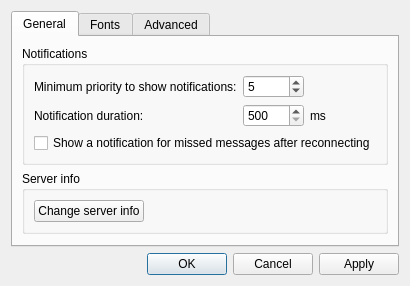
Above: gotify_tray/gui/designs/widget_settings.ui from seird/gotify-tray before the change. Below: the same form after it.
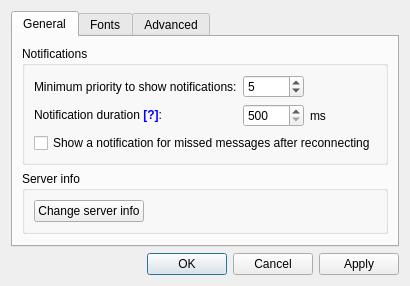
That is the form after the change.

The edit to the form file:
```diff
--- a/gotify_tray/gui/designs/widget_settings.ui
+++ b/gotify_tray/gui/designs/widget_settings.ui
@@ -70,7 +70,7 @@
           <item row="1" column="0">
            <widget class="QLabel" name="label_5">
             <property name="text">
-             <string>Notification duration:</string>
+             <string>&lt;html&gt;&lt;head/&gt;&lt;body&gt;&lt;p&gt;Notification duration &lt;span style=&quot; font-weight:600; color:#0000ff;&quot;&gt;[?]&lt;/span&gt;:&lt;/p&gt;&lt;/body&gt;&lt;/html&gt;</string>
             </property>
            </widget>
           </item>
```
Left out of the diff: 16 changed lines with no effect on the pictures.
